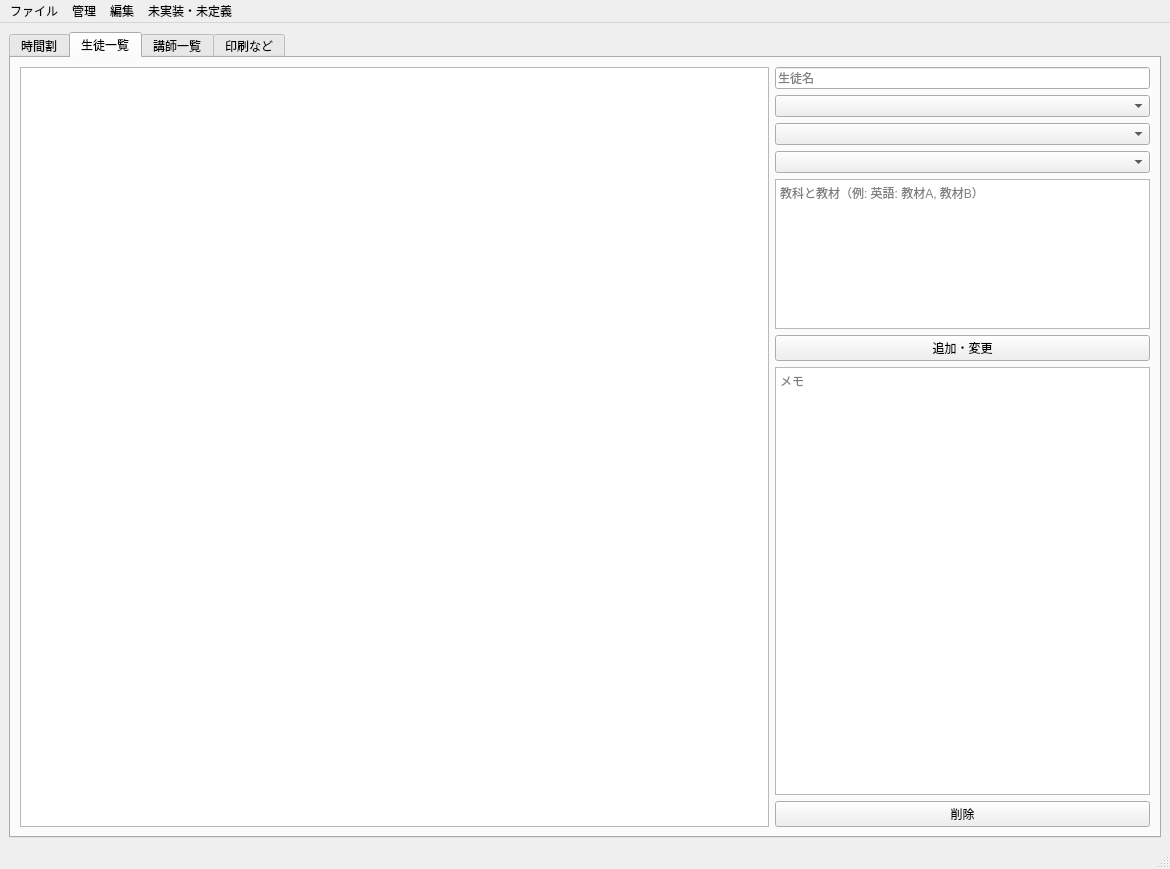
First picture: the form in mainwindow.ui, repository ROMEKANA/TimeTable, before the edit.
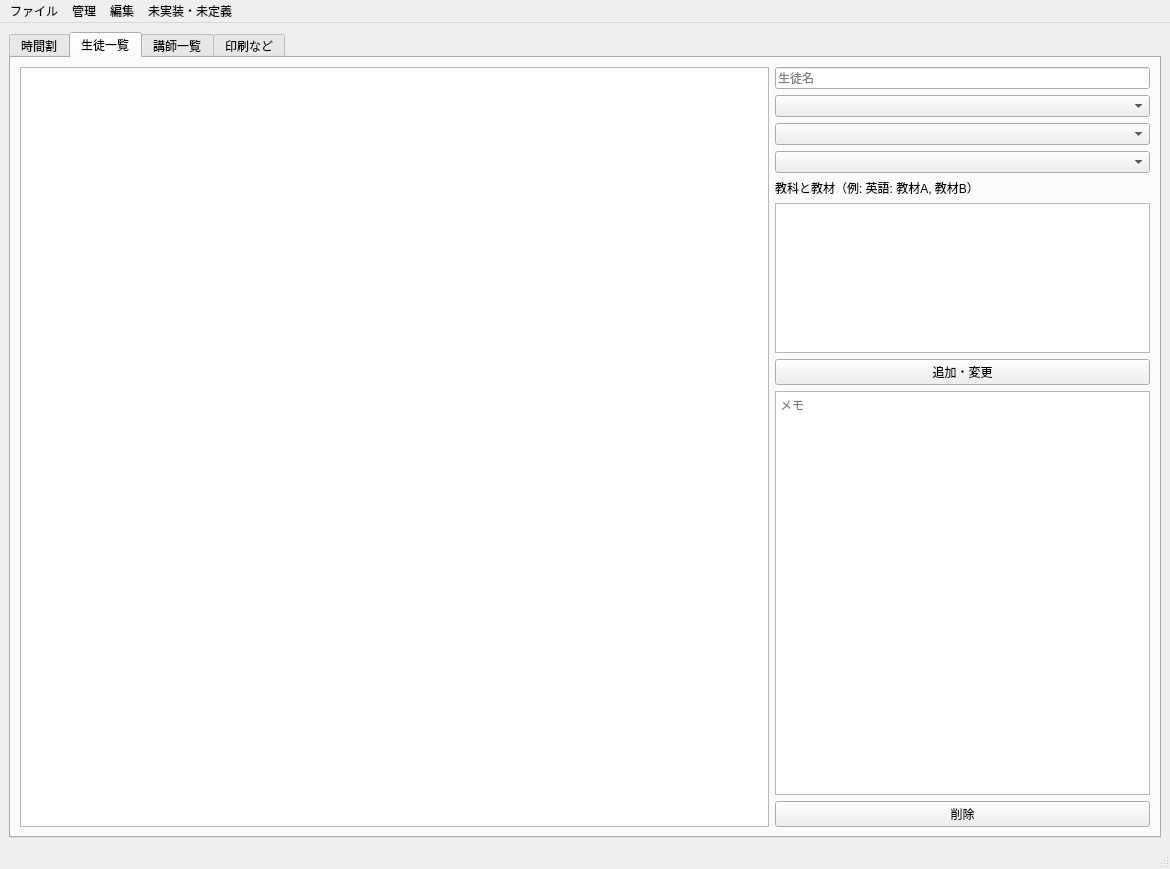
Second picture: the form after the edit. The open tabs and pages were chosen to show the change.

Commit message: マスターデータの表現を日本の学校システムに合わせて更新し、UIのテキストを改善、週コピーのコピー元選択をファイル選択に変更

The edit to the form file:
```diff
--- a/mainwindow.ui
+++ b/mainwindow.ui
@@ -316,6 +316,13 @@
               </property>
              </widget>
             </item>
+            <item>
+             <widget class="QLabel" name="label">
+              <property name="text">
+               <string>教科と教材（例: 英語: 教材A, 教材B）</string>
+              </property>
+             </widget>
+            </item>
             <item>
              <widget class="QTextEdit" name="studentSubjectsTextEdit">
               <property name="maximumSize">
@@ -325,7 +332,7 @@
                </size>
               </property>
               <property name="placeholderText">
-               <string>教科と教材（例: 英語: 教材A, 教材B）</string>
+               <string/>
               </property>
              </widget>
             </item>
```
Left out of the diff: 4 changed lines with no effect on the pictures. The commit also changes 2 other files.
